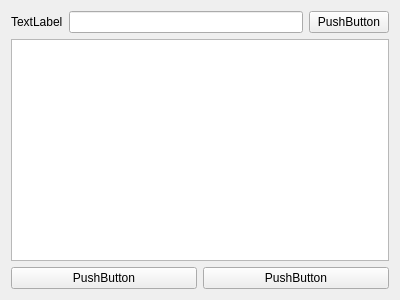
wruwami/TPCAM-M30, file WifiSearchWidget.ui: the form before one commit.
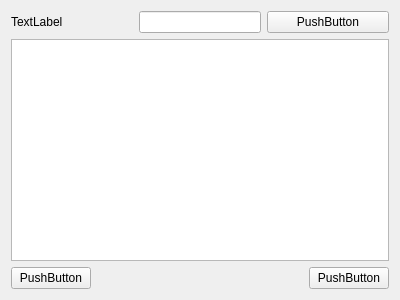
The form after the commit. Custom widgets are drawn as their Qt base class.

The edit to the form file:
```diff
--- a/WifiSearchWidget.ui
+++ b/WifiSearchWidget.ui
@@ -17,7 +17,7 @@
    <item>
     <layout class="QVBoxLayout" name="verticalLayout" stretch="1,2,1">
      <item>
-      <layout class="QHBoxLayout" name="horizontalLayout_3">
+      <layout class="QHBoxLayout" name="horizontalLayout_3" stretch="1,1,1">
        <item>
         <widget class="CustomLabel" name="filterNameLabel">
          <property name="text">
@@ -53,6 +53,19 @@
          </property>
         </widget>
        </item>
+       <item>
+        <spacer name="horizontalSpacer">
+         <property name="orientation">
+          <enum>Qt::Horizontal</enum>
+         </property>
+         <property name="sizeHint" stdset="0">
+          <size>
+           <width>40</width>
+           <height>20</height>
+          </size>
+         </property>
+        </spacer>
+       </item>
        <item>
         <widget class="CustomPushButton" name="noPushButton">
          <property name="text">
```
